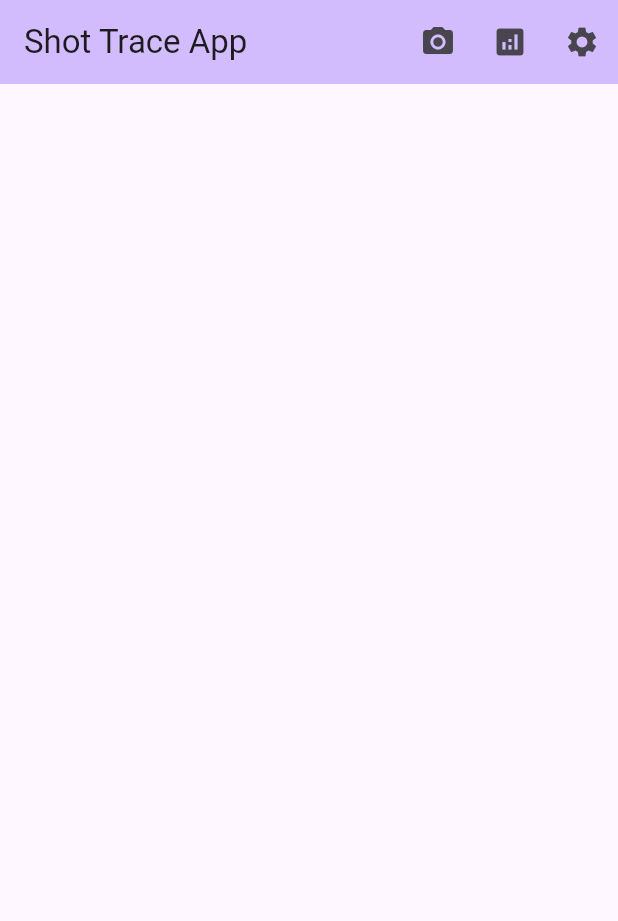
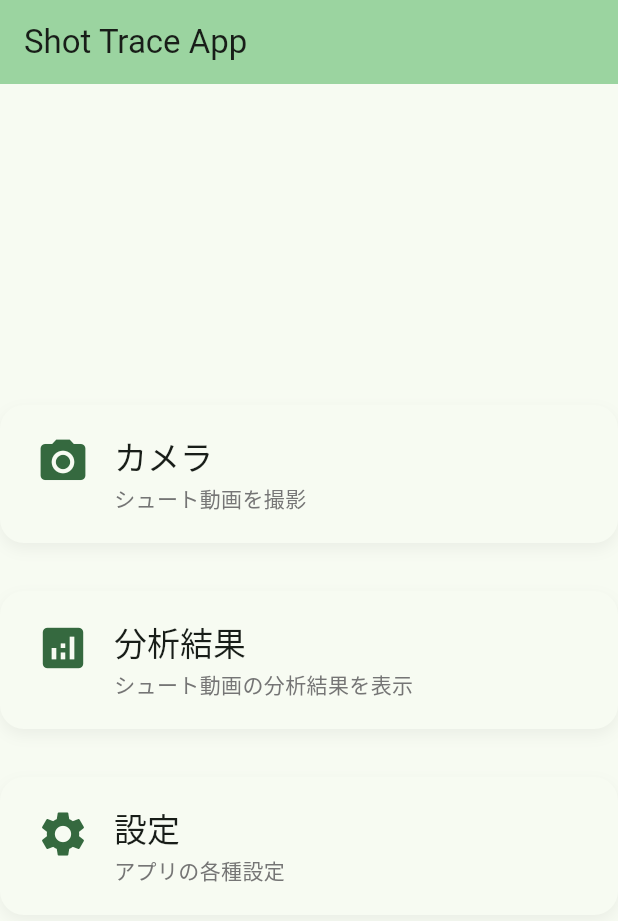
Before and after one commit to miyakp098/shot_trace_app, a Flutter app: the screen it shows after launch, on a phone screen of 412 x 824 dp. Shown: the top 921 px of the screen. Run offline on Flutter 3.47's test engine with Material 3 defaults, Android fonts, the light colour scheme and no system bars; our stand-ins replace camera, flutter_svg, gallery_saver; project files that could hold a hidden picture were left out.

Commit message:
ホーム画面更新

```diff
--- a/lib/main.dart
+++ b/lib/main.dart
@@ -16,7 +16,7 @@ class MyApp extends StatelessWidget {
       title: 'Shot Trace App',
       theme: ThemeData(
         // アプリのテーマを定義
-        colorScheme: ColorScheme.fromSeed(seedColor: Colors.deepPurple),
+        colorScheme: ColorScheme.fromSeed(seedColor: const Color.fromARGB(255, 23, 172, 80)),
       ),
       home: const HomeScreen(title: 'Shot Trace App'),
     );
--- a/lib/screens/home/home_screen.dart
+++ b/lib/screens/home/home_screen.dart
@@ -21,27 +21,38 @@ class _HomeScreenState extends State<HomeScreen> {
       appBar: AppBar(
         backgroundColor: Theme.of(context).colorScheme.inversePrimary,
         title: Text(widget.title),
-        actions: [
-          IconButton(
-            icon: const Icon(Icons.camera_alt),
-            onPressed: () {
+      ),
+      body: Center(
+        child: Column(
+          mainAxisAlignment: MainAxisAlignment.center,
+          children: [
+            _HomeMenuButton(
+              icon: Icons.camera_alt,
+              label: 'カメラ',
+              description: 'シュート動画を撮影',
+              onTap: () {
                 Navigator.of(context).push(
                   MaterialPageRoute(builder: (_) => const CameraScreen()),
                 );
               },
             ),
-          IconButton(
-            icon: const Icon(Icons.analytics),
-            tooltip: '分析結果',
-            onPressed: () {
+            const SizedBox(height: 32),
+            _HomeMenuButton(
+              icon: Icons.analytics,
+              label: '分析結果',
+              description: 'シュート動画の分析結果を表示',
+              onTap: () {
                 Navigator.of(context).push(
                   MaterialPageRoute(builder: (_) => const AnalysisResultScreen()),
                 );
               },
             ),
-          IconButton(
-            icon: const Icon(Icons.settings),
-            onPressed: () {
+            const SizedBox(height: 32),
+            _HomeMenuButton(
+              icon: Icons.settings,
+              label: '設定',
+              description: 'アプリの各種設定',
+              onTap: () {
                 Navigator.of(context).push(
                   MaterialPageRoute(builder: (_) => const SettingScreen()),
                 );
@@ -49,7 +60,66 @@ class _HomeScreenState extends State<HomeScreen> {
             ),
           ],
         ),
-      body: const SizedBox.shrink(),
+      ),
     );
   }
 }
+
+// ホーム画面のメニューボタン用ウィジェット
+class _HomeMenuButton extends StatelessWidget {
+  final IconData icon;
+  final String label;
+  final String description;
+  final VoidCallback onTap;
+
+  const _HomeMenuButton({
+    required this.icon,
+    required this.label,
+    required this.description,
+    required this.onTap,
+    super.key,
+  });
+
+  @override
+  Widget build(BuildContext context) {
+    return InkWell(
+      borderRadius: BorderRadius.circular(16),
+      onTap: onTap,
+      child: Container(
+        padding: const EdgeInsets.symmetric(vertical: 20, horizontal: 24),
+        decoration: BoxDecoration(
+          color: Theme.of(context).colorScheme.surface,
+          borderRadius: BorderRadius.circular(16),
+          boxShadow: [
+            BoxShadow(
+              color: Colors.black.withOpacity(0.05),
+              blurRadius: 8,
+              offset: const Offset(0, 4),
+            ),
+          ],
+        ),
+        child: Row(
+          crossAxisAlignment: CrossAxisAlignment.start,
+          children: [
+            Icon(icon, size: 36, color: Theme.of(context).colorScheme.primary),
+            const SizedBox(width: 16),
+            Column(
+              crossAxisAlignment: CrossAxisAlignment.start,
+              children: [
+                Text(
+                  label,
+                  style: Theme.of(context).textTheme.titleLarge,
+                ),
+                const SizedBox(height: 4),
+                Text(
+                  description,
+                  style: Theme.of(context).textTheme.bodyMedium?.copyWith(color: Colors.grey[600]),
+                ),
+              ],
+            ),
+          ],
+        ),
+      ),
+    );
+  }
+}
```
Lines whose indentation alone changed are shown as unchanged.
